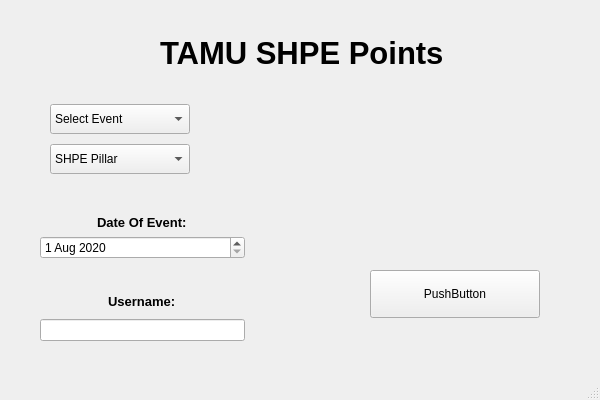
Old version of the form shpePoints/mainmenu.ui in the repository luisegarduno/SHPEpoints.
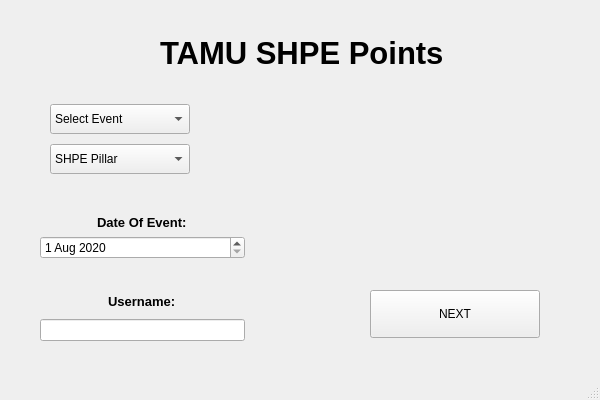
New version of the form.

Commit message: Began by adding the next button on the study hours user interface. This will allow for expansion in a later push. I than created a user interface for the volunteering point section. This interface allows the user to input the number of hours and the points per hour that would be given. The user is then prompted to input the sheet of names and then the point sheet. A next button was added as well to use in future developement.

```diff
--- a/shpePoints/mainmenu.ui
+++ b/shpePoints/mainmenu.ui
@@ -307,13 +307,13 @@
     <property name="geometry">
      <rect>
       <x>370</x>
-      <y>270</y>
+      <y>290</y>
       <width>170</width>
       <height>48</height>
      </rect>
     </property>
     <property name="text">
-     <string>PushButton</string>
+     <string>NEXT</string>
     </property>
    </widget>
    <zorder>backLabel</zorder>
```
The commit also changes 7 other files.
